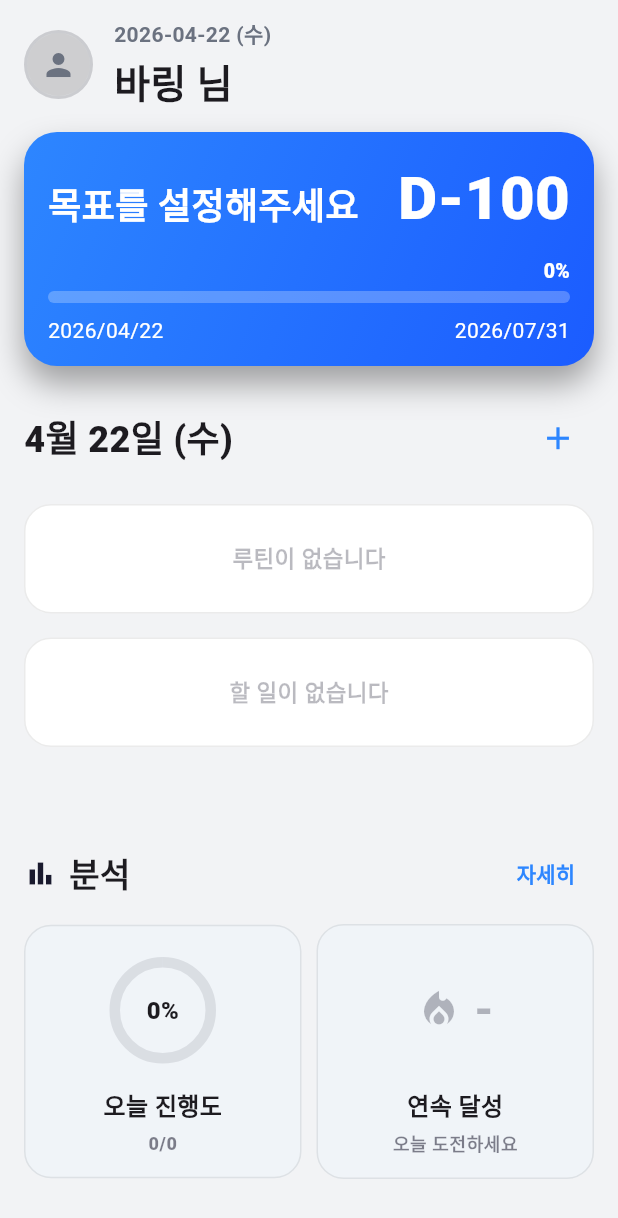
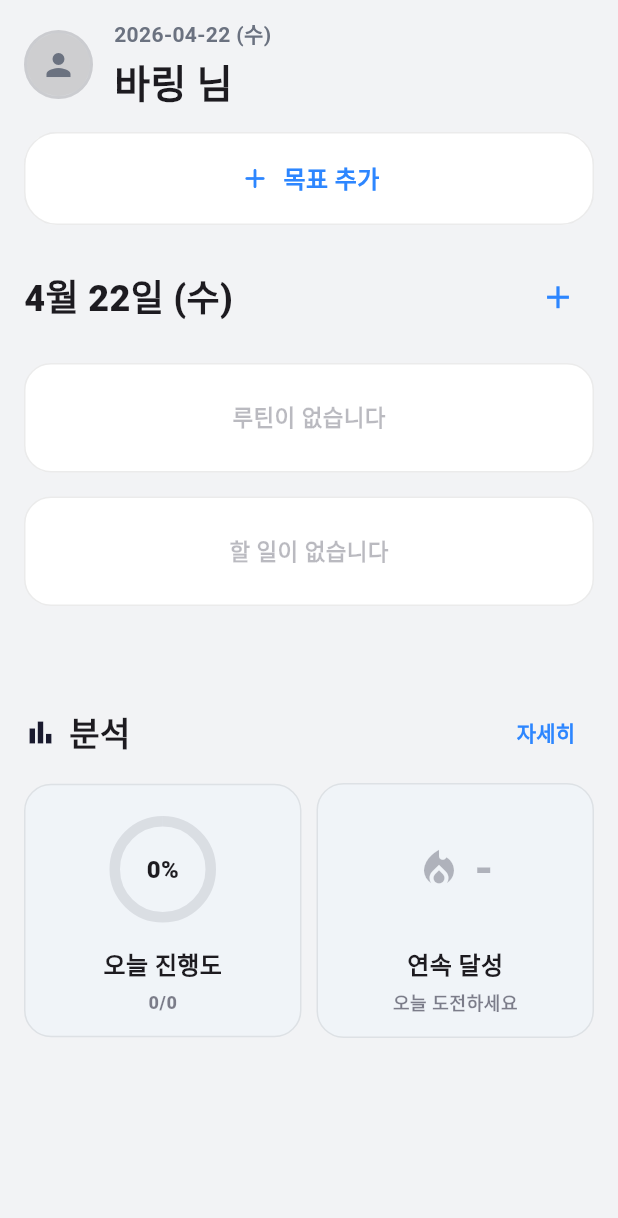
Before and after one commit to kizzong/baring_window, a Flutter app: the HomePage screen opened directly, on a phone screen of 412 x 824 dp. Shown: the top 1218 px of the screen. Run offline on Flutter 3.47's test engine with Material 3 defaults, Android fonts, the light colour scheme and no system bars; our stand-ins replace flutter_local_notifications, hive, hive_flutter, image_cropper, image_picker, smooth_page_indicator and 2 more; missing offline and left inert: home_widget; accounts and stored records are empty.

Commit message:
4x2 위젯에 날짜 추가 + 목표 3개까지 설정후 위젯에 표시

```diff
--- a/lib/pages/home_page.dart
+++ b/lib/pages/home_page.dart
@@ -41,6 +41,7 @@ class _HomePageState extends State<HomePage>
       vsync: this,
       duration: const Duration(milliseconds: 1200),
     );
+    _migrateEventCard();
     _refreshAnalysis();
     WidgetService.dataVersion.addListener(_onWidgetDataChanged);
   }
@@ -147,6 +148,78 @@ class _HomePageState extends State<HomePage>
 
   int _calculatePercent(DateTime startDate, DateTime targetDate) {
     return (_calculateProgress(startDate, targetDate) * 100).round();
+  }
+
+  // eventCard(단일) → eventCards(리스트) 마이그레이션
+  void _migrateEventCard() {
+    final oldCard = baringBox.get("eventCard");
+    if (oldCard != null && baringBox.get("eventCards") == null) {
+      baringBox.put("eventCards", [Map<String, dynamic>.from(oldCard)]);
+      baringBox.delete("eventCard");
+    }
+  }
+
+  void _reorderCards(int oldIndex, int newIndex) {
+    if (newIndex > oldIndex) newIndex--;
+    final rawCards = baringBox.get("eventCards");
+    if (rawCards == null) return;
+    final cards = (rawCards as List).map((e) => Map<String, dynamic>.from(e)).toList();
+    final item = cards.removeAt(oldIndex);
+    cards.insert(newIndex, item);
+    baringBox.put("eventCards", cards);
+    WidgetService.updateWidget();
+    setState(() {});
+  }
+
+  Future<void> _navigateToDDaySettings({int? editingIndex}) async {
+    await Navigator.push(
+      context,
+      PageRouteBuilder(
+        pageBuilder: (context, animation, secondaryAnimation) =>
+            DDaySettingsPage(editingIndex: editingIndex),
+        transitionsBuilder: (context, animation, secondaryAnimation, child) {
+          final slideTween = Tween<Offset>(
+            begin: const Offset(0, 0.15),
+            end: Offset.zero,
+          ).chain(CurveTween(curve: Curves.easeOutCubic));
+          final fadeTween = Tween<double>(begin: 0.0, end: 1.0)
+              .chain(CurveTween(curve: Curves.easeOut));
+          return SlideTransition(
+            position: animation.drive(slideTween),
+            child: FadeTransition(opacity: animation.drive(fadeTween), child: child),
+          );
+        },
+        transitionDuration: const Duration(milliseconds: 350),
+        reverseTransitionDuration: const Duration(milliseconds: 300),
+      ),
+    );
+    setState(() {});
+  }
+
+  Widget _buildAddCardButton(c) {
+    return GestureDetector(
+      onTap: () => _navigateToDDaySettings(editingIndex: null),
+      child: Container(
+        width: double.infinity,
+        padding: const EdgeInsets.symmetric(vertical: 18),
+        decoration: BoxDecoration(
+          color: c.cardBg,
+          borderRadius: BorderRadius.circular(22),
+          border: Border.all(color: c.borderColor),
+        ),
+        child: Row(
+          mainAxisAlignment: MainAxisAlignment.center,
+          children: [
+            Icon(Icons.add_rounded, color: c.primary, size: 22),
+            const SizedBox(width: 8),
+            Text(
+              '목표 추가',
+              style: TextStyle(color: c.primary, fontSize: 16, fontWeight: FontWeight.w700),
+            ),
+          ],
+        ),
+      ),
+    );
   }
 
   static const _dayNames = ['월', '화', '수', '목', '금', '토', '일'];
@@ -1161,16 +1234,10 @@ class _HomePageState extends State<HomePage>
     final userName = baringBox.get("userName", defaultValue: "바링"); // 이름 불러오기 ⭐
     final profileImagePath = baringBox.get("profileImagePath"); // 추가 ⭐
 
-    final eventData = baringBox.get("eventCard");
-
-    final title = eventData?["title"] ?? "목표를 설정해주세요";
-    final startDate = eventData != null
-        ? DateTime.parse(eventData["startDate"])
-        : DateTime.now();
-    final targetDate = eventData != null
-        ? DateTime.parse(eventData["targetDate"])
-        : DateTime.now().add(Duration(days: 100)); // 100일 후를 기본값으로
-    final selectedPreset = eventData?["selectedPreset"] ?? 0;
+    final rawCards = baringBox.get("eventCards");
+    final eventCards = rawCards != null
+        ? (rawCards as List).map((e) => Map<String, dynamic>.from(e)).toList()
+        : <Map<String, dynamic>>[];
 
     return Scaffold(
       backgroundColor: c.scaffoldBg,
@@ -1246,48 +1313,33 @@ class _HomePageState extends State<HomePage>
                 ],
               ),
               const SizedBox(height: 14),
-              EventCard(
-                title: title,
-                startDate: startDate,
-                targetDate: targetDate,
-                days: _calculateDays(targetDate),
-                gradient:
-                    presets[selectedPreset.clamp(0, presets.length - 1)].colors,
-                progress: _calculateProgress(startDate, targetDate),
-                percent: _calculatePercent(startDate, targetDate),
-                onMoreTap: () async {
-                  // test_page로 이동하고 돌아올 때 화면 새로고침
-                  await Navigator.push(
-                    context,
-                    PageRouteBuilder(
-                      pageBuilder: (context, animation, secondaryAnimation) =>
-                          DDaySettingsPage(),
-                      transitionsBuilder:
-                          (context, animation, secondaryAnimation, child) {
-                        final slideTween = Tween<Offset>(
-                          begin: const Offset(0, 0.15),
-                          end: Offset.zero,
-                        ).chain(CurveTween(curve: Curves.easeOutCubic));
-                        final fadeTween = Tween<double>(
-                          begin: 0.0,
-                          end: 1.0,
-                        ).chain(CurveTween(curve: Curves.easeOut));
-                        return SlideTransition(
-                          position: animation.drive(slideTween),
-                          child: FadeTransition(
-                            opacity: animation.drive(fadeTween),
-                            child: child,
-                          ),
-                        );
-                      },
-                      transitionDuration: const Duration(milliseconds: 350),
-                      reverseTransitionDuration:
-                          const Duration(milliseconds: 300),
-                    ),
-                  );
-                  setState(() {}); // 돌아왔을 때 데이터 새로고침
-                },
-              ),
+              // D-Day 카드 리스트 (최대 3개, 드래그 순서 변경)
+              if (eventCards.isNotEmpty)
+                ReorderableListView(
+                  shrinkWrap: true,
+                  physics: const NeverScrollableScrollPhysics(),
+                  onReorder: _reorderCards,
+                  proxyDecorator: (child, index, animation) => child,
+                  children: [
+                    for (int i = 0; i < eventCards.length; i++)
+                      Padding(
+                        key: ValueKey(i),
+                        padding: const EdgeInsets.only(bottom: 12),
+                        child: EventCard(
+                          title: eventCards[i]["title"] ?? "목표를 설정해주세요",
+                          startDate: DateTime.parse(eventCards[i]["startDate"]),
+                          targetDate: DateTime.parse(eventCards[i]["targetDate"]),
+                          days: _calculateDays(DateTime.parse(eventCards[i]["targetDate"])),
+                          gradient: presets[((eventCards[i]["selectedPreset"] ?? 0) as int).clamp(0, presets.length - 1)].colors,
+                          progress: _calculateProgress(DateTime.parse(eventCards[i]["startDate"]), DateTime.parse(eventCards[i]["targetDate"])),
+                          percent: _calculatePercent(DateTime.parse(eventCards[i]["startDate"]), DateTime.parse(eventCards[i]["targetDate"])),
+                          onMoreTap: () => _navigateToDDaySettings(editingIndex: i),
+                        ),
+                      ),
+                  ],
+                ),
+              if (eventCards.length < 3)
+                _buildAddCardButton(c),
               const SizedBox(height: 24),
 
               // 날짜 헤더
```
Also changed, not shown: lib/pages/dday_settings_page.dart (+40 -7 lines), lib/services/widget_service.dart (+27 -15 lines), 1 other file.
